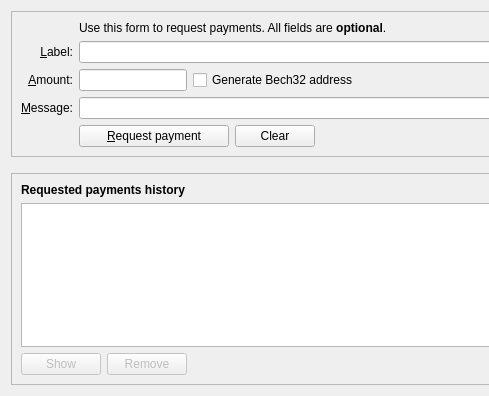
Qt form src/qt/forms/receivecoinsdialog.ui (cadkas/bitcoinreco) before a commit; both pictures show x 0 to 489 and y 0 to 396 of the 776 by 396 pixel window.
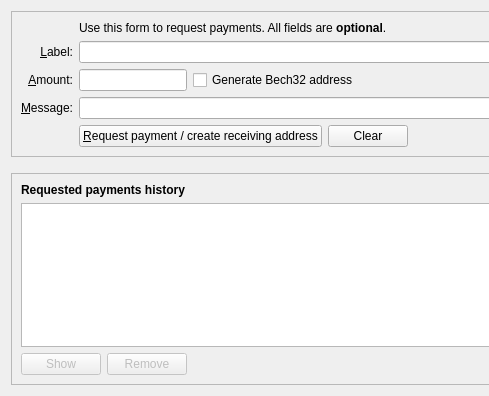
The same form after that commit. Icons and pictures are not drawn. Custom widgets are drawn as their Qt base class.

What changed in the file:
```diff
--- a/src/qt/forms/receivecoinsdialog.ui
+++ b/src/qt/forms/receivecoinsdialog.ui
@@ -108,7 +108,7 @@
              </size>
             </property>
             <property name="text">
-             <string>&amp;Request payment</string>
+             <string>&amp;Request payment / create receiving address</string>
             </property>
             <property name="icon">
              <iconset resource="../bitcoinreco.qrc">
```
